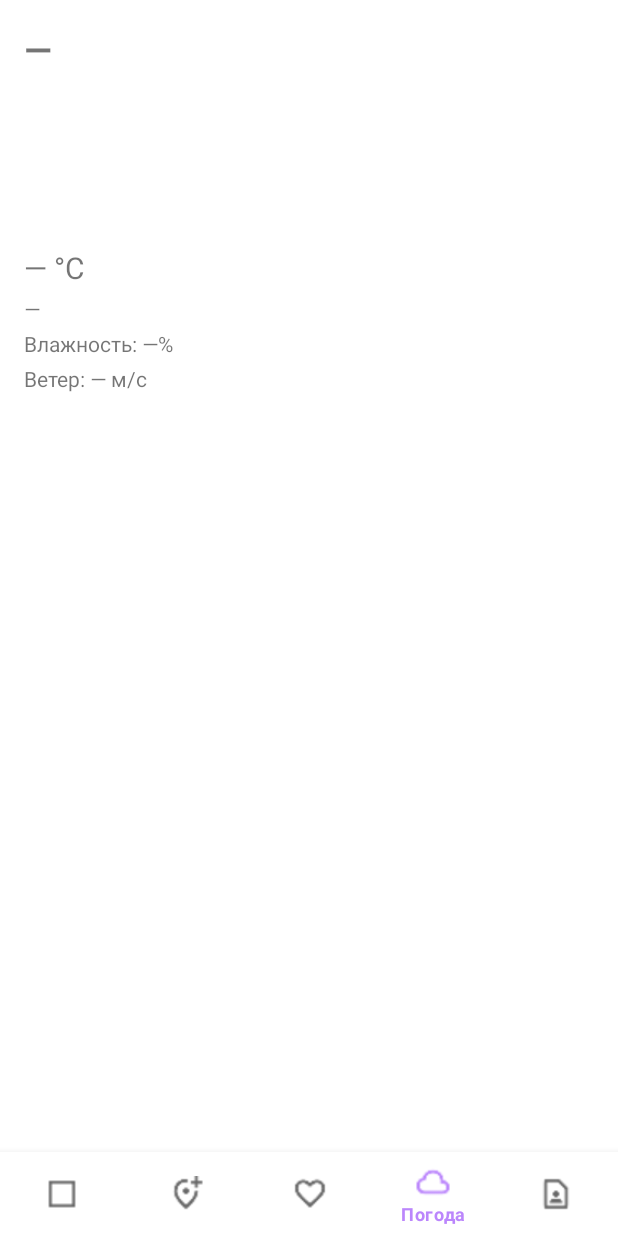
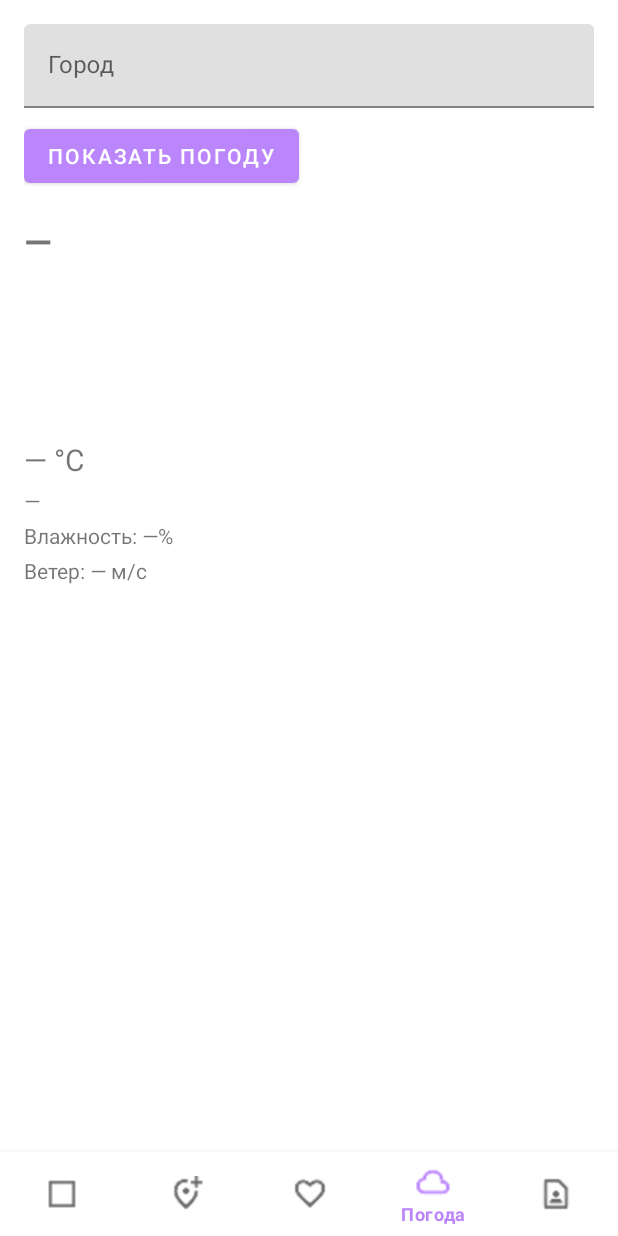
Before and after one commit to vadimkabeats/Tour, an Android app built with Jetpack Compose: the WeatherFragment screen opened through its navigation route, on a phone screen of 412 x 824 dp. Run offline under Robolectric (Android 15) with nearby library versions, the phone set to English and light mode, and no system bars; our stand-ins replace navigation-ui; pictures from the network do not load.

Commit message:
Обновил макет для поиска погоды по городу

```diff
--- a/app/src/main/res/layout/fragment_weather.xml
+++ b/app/src/main/res/layout/fragment_weather.xml
@@ -9,13 +9,33 @@
         android:layout_width="match_parent"
         android:layout_height="wrap_content">
 
+        <!-- Ввод города -->
+        <com.google.android.material.textfield.TextInputLayout
+            android:layout_width="match_parent"
+            android:layout_height="wrap_content"
+            android:hint="Город">
+            <com.google.android.material.textfield.TextInputEditText
+                android:id="@+id/etCity"
+                android:layout_width="match_parent"
+                android:layout_height="wrap_content"/>
+        </com.google.android.material.textfield.TextInputLayout>
+
+        <Button
+            android:id="@+id/btnFetch"
+            android:layout_width="wrap_content"
+            android:layout_height="wrap_content"
+            android:text="Показать погоду"
+            android:layout_marginTop="8dp"/>
+
+        <!-- Параметры погоды -->
         <TextView
             android:id="@+id/tvCity"
             android:layout_width="wrap_content"
             android:layout_height="wrap_content"
             android:text="—"
             android:textSize="24sp"
-            android:textStyle="bold"/>
+            android:textStyle="bold"
+            android:layout_marginTop="16dp"/>
 
         <ImageView
             android:id="@+id/ivIcon"
```
